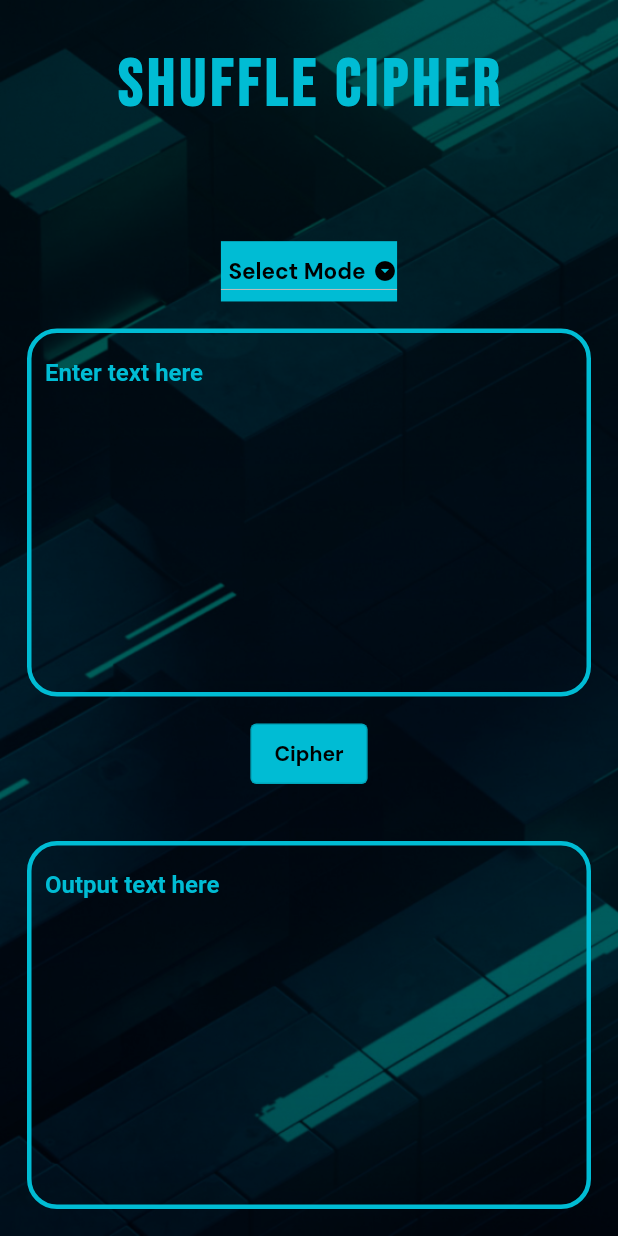
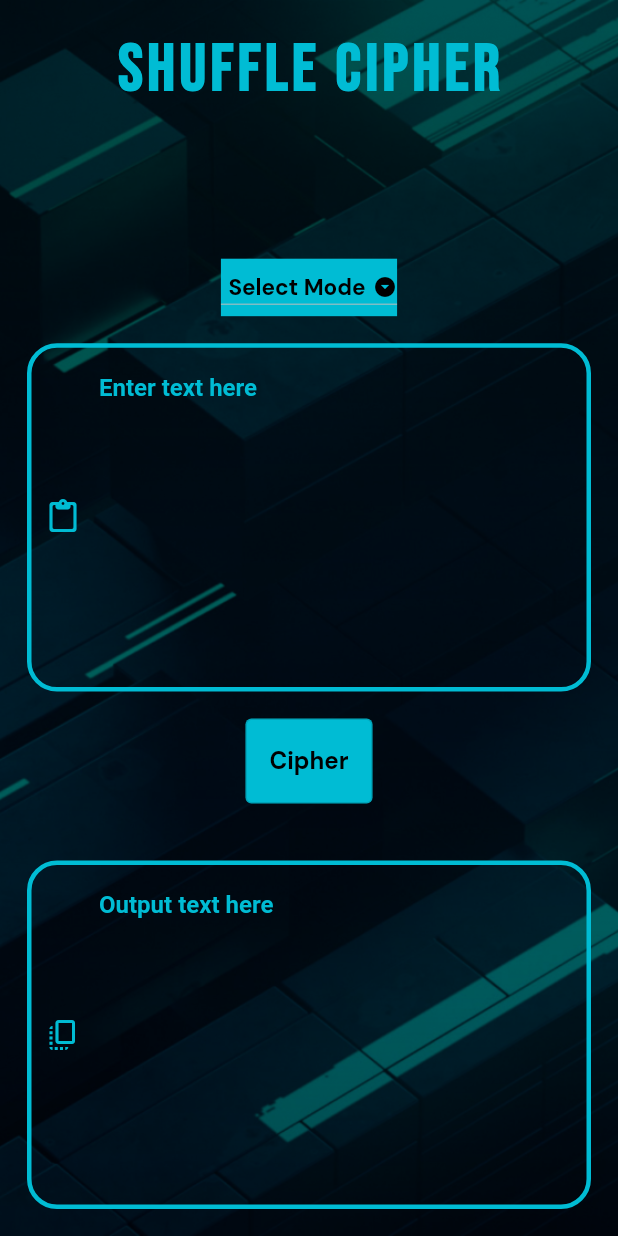
Before and after one commit to nikhil-RGB/Flutter-Cipher, a Flutter app: the screen it shows after launch, on a phone screen of 412 x 824 dp. Run offline on Flutter 3.47's test engine with Material 2 defaults, Android fonts, the phone set to English and light mode, and no system bars; our stand-ins replace google_fonts; Roboto replaces fonts that are missing (Aldrich).

Commit message:
✨Add copy/paste icon buttons

```diff
--- a/lib/screens/home.dart
+++ b/lib/screens/home.dart
@@ -2,6 +2,7 @@ import 'dart:ui';
 import 'dart:math';
 import 'package:google_fonts/google_fonts.dart';
 import 'package:flutter/material.dart';
+import 'package:flutter/services.dart';
 
 class home extends StatefulWidget {
   static const modes = ["Cipher", "Decipher"];
@@ -44,10 +45,10 @@ class _homeState extends State<home> {
             mainAxisAlignment: MainAxisAlignment.center,
             children: <Widget>[
               Expanded(
-                flex: 8,
+                flex: 9,
                 child: Container(
                   child: Padding(
-                    padding: const EdgeInsets.all(30.0),
+                    padding: const EdgeInsets.all(20.0),
                     child: Text(
                       widget._sudo ? "!Sudo Mode!" : "Shuffle Cipher",
                       style: GoogleFonts.bebasNeue(
@@ -117,6 +118,20 @@ class _homeState extends State<home> {
                     keyboardType: TextInputType.multiline,
                     maxLines: 11,
                     decoration: InputDecoration(
+                      prefixIcon: IconButton(
+                        color: Colors.cyan,
+                        focusColor: Colors.white,
+                        onPressed: () {
+                          setState(() {
+                            (Clipboard.getData(Clipboard.kTextPlain))
+                                .then((value) {
+                              String text = (value?.text) ?? "";
+                              textarea1.text = text;
+                            });
+                          });
+                        },
+                        icon: const Icon(Icons.paste_rounded),
+                      ),
                       enabledBorder: createInputBorder(),
                       hintText: "Enter text here",
                       focusedBorder: createFocusBorder(),
@@ -125,7 +140,7 @@ class _homeState extends State<home> {
                 ),
               ),
               Expanded(
-                flex: 3,
+                flex: 4,
                 child: Padding(
                   padding: const EdgeInsets.only(bottom: 20),
                   child: OutlinedButton(
@@ -147,7 +162,7 @@ class _homeState extends State<home> {
                     child: Text(
                       widget._currentMode,
                       style: GoogleFonts.dmSans(
-                          fontSize: 14,
+                          fontSize: 16,
                           fontWeight: FontWeight.bold,
                           color: Colors.black),
                     ),
@@ -169,6 +184,15 @@ class _homeState extends State<home> {
                     keyboardType: TextInputType.multiline,
                     maxLines: 11,
                     decoration: InputDecoration(
+                      prefixIcon: IconButton(
+                        color: Colors.cyan,
+                        focusColor: Colors.white,
+                        onPressed: () {
+                          Clipboard.setData(
+                              ClipboardData(text: textarea2.text));
+                        },
+                        icon: const Icon(Icons.copy_all_rounded),
+                      ),
                       enabledBorder: createInputBorder(),
                       hintText: "Output text here",
                       focusedBorder: createFocusBorder(),
```
